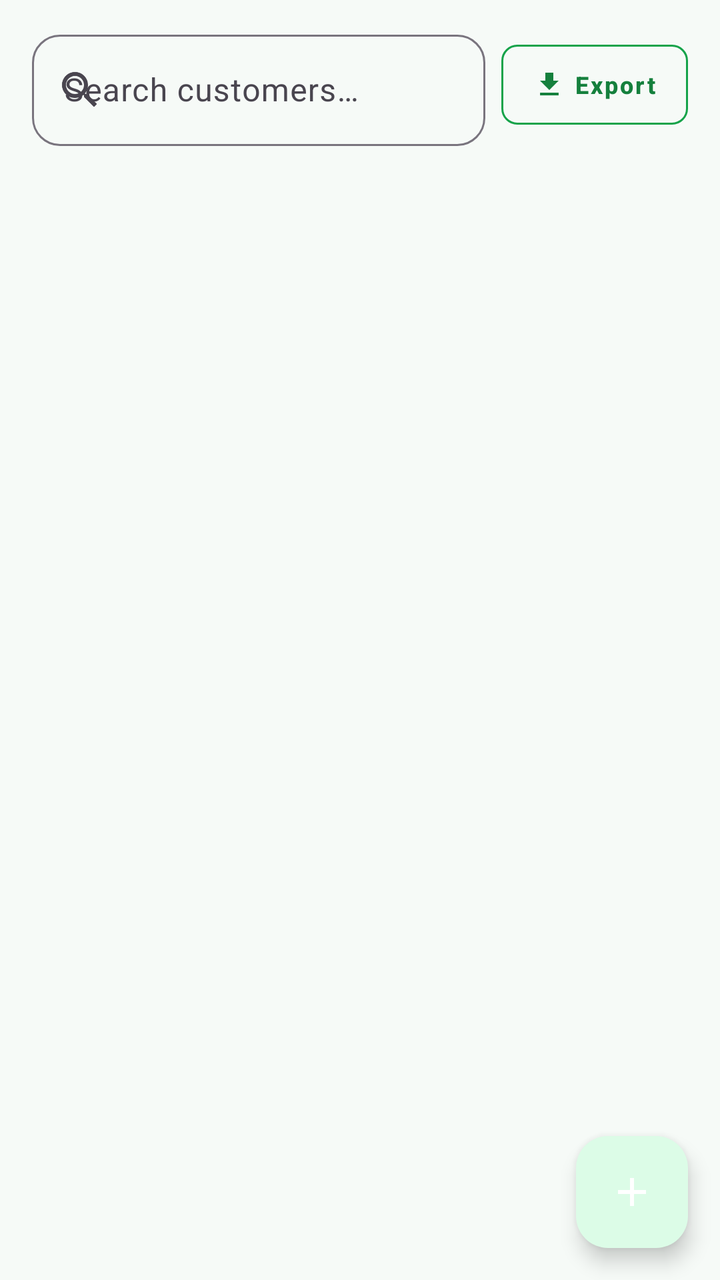
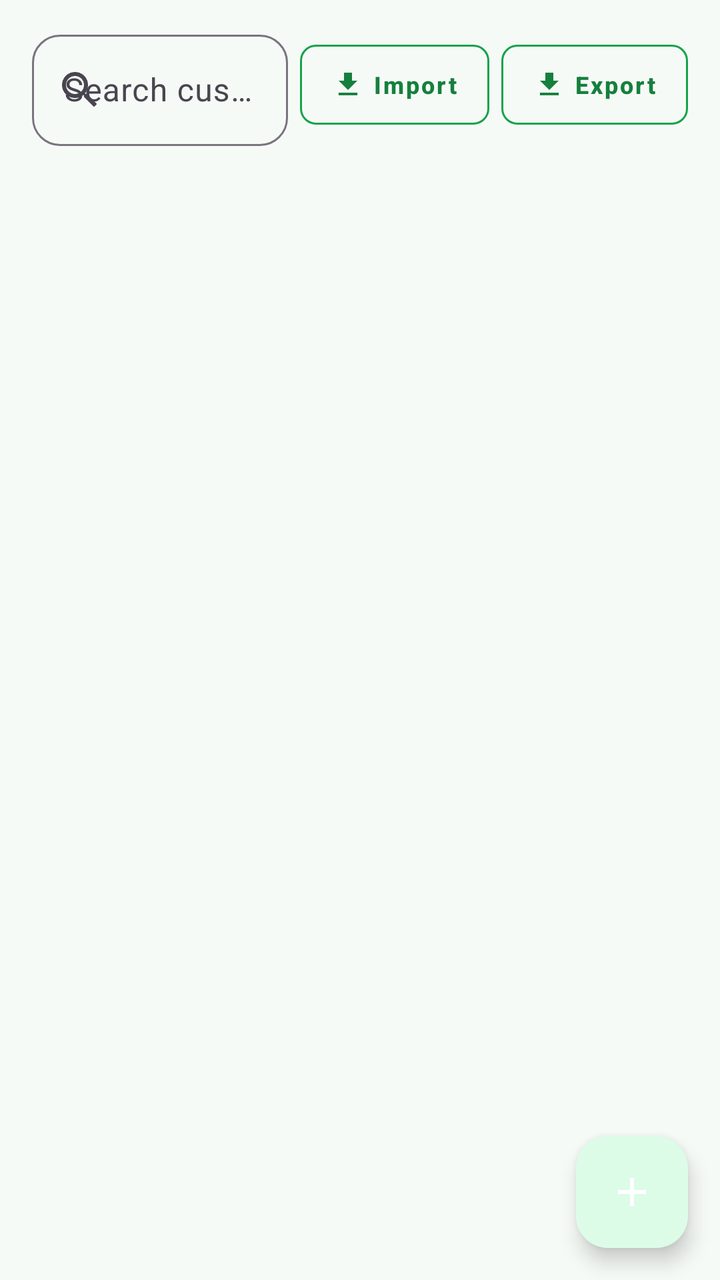

Compare the two renders of this Android layout. The source of the first and the diff that turns it into the second are given below.
<!-- AndroidManifest.xml: application theme Theme.MobileShopkeeper -->
<!-- res/layout/fragment_customers.xml -->
<?xml version="1.0" encoding="utf-8"?>
<androidx.coordinatorlayout.widget.CoordinatorLayout
    xmlns:android="http://schemas.android.com/apk/res/android"
    xmlns:app="http://schemas.android.com/apk/res-auto"
    android:layout_width="match_parent" android:layout_height="match_parent">

    <LinearLayout android:layout_width="match_parent" android:layout_height="match_parent"
        android:orientation="vertical">

        <LinearLayout
            android:layout_width="match_parent"
            android:layout_height="wrap_content"
            android:orientation="horizontal"
            android:gravity="center_vertical"
            android:layout_marginHorizontal="16dp"
            android:layout_marginTop="12dp"
            android:layout_marginBottom="8dp">

            <com.google.android.material.textfield.TextInputLayout
                android:layout_width="0dp"
                android:layout_height="wrap_content"
                android:layout_weight="1"
                style="@style/Widget.Material3.TextInputLayout.OutlinedBox"
                app:startIconDrawable="@drawable/ic_search">
                <com.google.android.material.textfield.TextInputEditText
                    android:id="@+id/etCustomerSearch"
                    android:layout_width="match_parent"
                    android:layout_height="wrap_content"
                    android:hint="Search customers…"/>
            </com.google.android.material.textfield.TextInputLayout>

            <com.google.android.material.button.MaterialButton
                android:id="@+id/btnExportCustomers"
                style="@style/Widget.MaterialComponents.Button.OutlinedButton"
                android:layout_width="wrap_content"
                android:layout_height="52dp"
                android:layout_marginStart="8dp"
                android:text="Export"
                android:textSize="12sp"
                android:textColor="@color/green_700"
                app:icon="@drawable/ic_export"
                app:iconTint="@color/green_700"
                app:iconSize="16dp"
                app:strokeColor="@color/green_600"
                app:cornerRadius="8dp"/>
        </LinearLayout>

        <androidx.recyclerview.widget.RecyclerView
            android:id="@+id/rvCustomers"
            android:layout_width="match_parent" android:layout_height="0dp"
            android:layout_weight="1" android:paddingHorizontal="16dp"
            android:clipToPadding="false"/>
    </LinearLayout>

    <com.google.android.material.floatingactionbutton.FloatingActionButton
        android:id="@+id/fabAddCustomer"
        android:layout_width="wrap_content" android:layout_height="wrap_content"
        android:layout_gravity="bottom|end" android:layout_margin="16dp"
        app:srcCompat="@drawable/ic_add" app:tint="@color/white"
        android:contentDescription="Add Customer"/>
</androidx.coordinatorlayout.widget.CoordinatorLayout>
<!-- resources referenced by this layout -->
<resources>
  <color name="green_600">#16A34A</color>
  <color name="green_700">#15803D</color>
  <color name="white">#FFFFFF</color>
  <!-- drawable ic_add (drawable) -->
  <vector xmlns:android="http://schemas.android.com/apk/res/android" android:width="24dp" android:height="24dp" android:viewportWidth="24" android:viewportHeight="24"><path android:fillColor="#FFFFFF" android:pathData="M19,13h-6v6h-2v-6L5,13v-2h6L11,5h2v6h6v2z"/></vector>
  <!-- drawable ic_export (drawable) -->
  <vector xmlns:android="http://schemas.android.com/apk/res/android"
      android:width="24dp"
      android:height="24dp"
      android:viewportWidth="24"
      android:viewportHeight="24">
    <path
        android:fillColor="#FF000000"
        android:pathData="M19,9h-4V3H9v6H5l7,7 7,-7zM5,18v2h14v-2H5z"/>
  </vector>
  <!-- drawable ic_search (drawable) -->
  <vector xmlns:android="http://schemas.android.com/apk/res/android" android:width="24dp" android:height="24dp" android:viewportWidth="24" android:viewportHeight="24"><path android:fillColor="#FFFFFF" android:pathData="M15.5,14h-0.79l-0.28,-0.27C15.41,12.59 16,11.11 16,9.5 16,5.91 13.09,3 9.5,3S3,5.91 3,9.5 5.91,16 9.5,16c1.61,0 3.09,-0.59 4.23,-1.57l0.27,0.28v0.79l5,4.99L20.49,19l-4.99,-5zM9.5,14C7.01,14 5,11.99 5,9.5S7.01,5 9.5,5 14,7.01 14,9.5 11.99,14 9.5,14z"/></vector>
  <color name="green_800">#166534</color>
  <color name="green_100">#DCFCE7</color>
  <color name="green_900">#14532D</color>
  <color name="surface">#FFFFFF</color>
  <color name="text_primary">#1A2E22</color>
  <color name="background_light">#F6FAF7</color>
  <color name="error">#DC2626</color>
  <style name="Shape.MobileShop.Medium" parent="ShapeAppearance.Material3.MediumComponent">
          <item name="cornerSize">14dp</item>
      </style>
  <style name="Widget.MobileShop.Button" parent="Widget.Material3.Button">
          <item name="cornerRadius">14dp</item>
          <item name="android:textAllCaps">false</item>
          <item name="android:paddingTop">14dp</item>
          <item name="android:paddingBottom">14dp</item>
          <item name="android:textStyle">bold</item>
      </style>
  <style name="Widget.MobileShop.TextInput" parent="Widget.Material3.TextInputLayout.OutlinedBox">
          <item name="boxCornerRadiusTopStart">14dp</item>
          <item name="boxCornerRadiusTopEnd">14dp</item>
          <item name="boxCornerRadiusBottomStart">14dp</item>
          <item name="boxCornerRadiusBottomEnd">14dp</item>
          <item name="boxStrokeColor">@color/selector_input_stroke</item>
      </style>
  <!-- unchanged entries left out for length: 1 -->
</resources>

<!-- the commit's change to res/layout/fragment_customers.xml (unified diff, before → after) -->
@@ -30,11 +30,26 @@
             </com.google.android.material.textfield.TextInputLayout>
 
             <com.google.android.material.button.MaterialButton
+                android:id="@+id/btnImportCustomers"
+                style="@style/Widget.MaterialComponents.Button.OutlinedButton"
+                android:layout_width="wrap_content"
+                android:layout_height="52dp"
+                android:layout_marginStart="6dp"
+                android:text="Import"
+                android:textSize="12sp"
+                android:textColor="@color/green_700"
+                app:icon="@drawable/ic_import"
+                app:iconTint="@color/green_700"
+                app:iconSize="16dp"
+                app:strokeColor="@color/green_600"
+                app:cornerRadius="8dp"/>
+
+            <com.google.android.material.button.MaterialButton
                 android:id="@+id/btnExportCustomers"
                 style="@style/Widget.MaterialComponents.Button.OutlinedButton"
                 android:layout_width="wrap_content"
                 android:layout_height="52dp"
-                android:layout_marginStart="8dp"
+                android:layout_marginStart="6dp"
                 android:text="Export"
                 android:textSize="12sp"
                 android:textColor="@color/green_700"
<!-- resource entries referenced after the edit -->
@@ -14,6 +14,16 @@
     <path
         android:fillColor="#FF000000"
         android:pathData="M19,9h-4V3H9v6H5l7,7 7,-7zM5,18v2h14v-2H5z"/>
+  </vector>
+  <!-- drawable ic_import (drawable) -->
+  <vector xmlns:android="http://schemas.android.com/apk/res/android"
+      android:width="24dp"
+      android:height="24dp"
+      android:viewportWidth="24"
+      android:viewportHeight="24">
+      <path
+          android:fillColor="#15803D"
+          android:pathData="M19,9h-4V3H9v6H5l7,7 7,-7zM5,18v2h14v-2H5z"/>
   </vector>
   <!-- drawable ic_search (drawable) -->
   <vector xmlns:android="http://schemas.android.com/apk/res/android" android:width="24dp" android:height="24dp" android:viewportWidth="24" android:viewportHeight="24"><path android:fillColor="#FFFFFF" android:pathData="M15.5,14h-0.79l-0.28,-0.27C15.41,12.59 16,11.11 16,9.5 16,5.91 13.09,3 9.5,3S3,5.91 3,9.5 5.91,16 9.5,16c1.61,0 3.09,-0.59 4.23,-1.57l0.27,0.28v0.79l5,4.99L20.49,19l-4.99,-5zM9.5,14C7.01,14 5,11.99 5,9.5S7.01,5 9.5,5 14,7.01 14,9.5 11.99,14 9.5,14z"/></vector>
